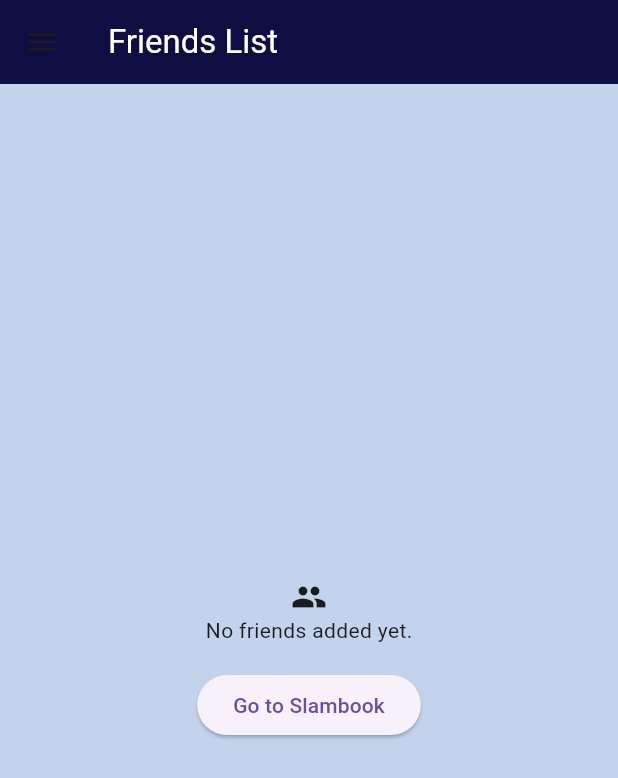
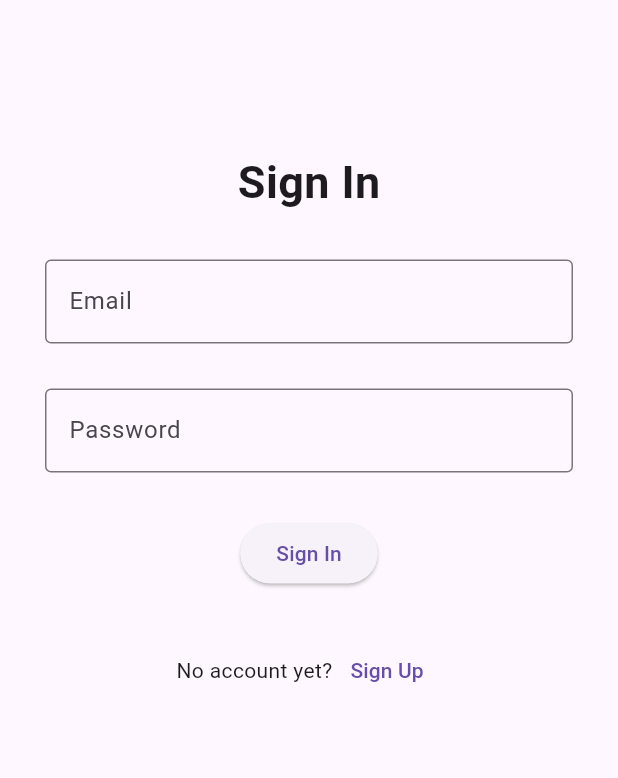
Before and after one commit to sigmund-baybay/cmsc23-final, a Flutter app: the screen it shows after launch, on a phone screen of 412 x 824 dp. Shown: the top 778 px of the screen. Run offline on Flutter 3.47's test engine with Material 3 defaults, Android fonts, the phone set to English and light mode, and no system bars; our stand-ins replace cloud_firestore, firebase_auth, firebase_core; accounts and stored records are empty.

Commit message:
feat: implemented initial user authentication - signin/signup

```diff
--- /dev/null
+++ b/lib/api/firebase_auth_api.dart
@@ -0,0 +1,35 @@
+import 'package:firebase_auth/firebase_auth.dart';
+
+class FirebaseAuthAPI {
+  final FirebaseAuth auth = FirebaseAuth.instance;
+
+  Stream<User?> getUserStream() {
+    return auth.authStateChanges(); // Returns a stream of user changes
+  }
+
+  User? getUser() {
+    return auth.currentUser; // Returns who is logged in
+  }
+
+  Future<String> signIn(String email, String password) async {
+    try {
+      await auth.signInWithEmailAndPassword(email: email, password: password);
+      return "Successfully signed in!";
+    } on FirebaseAuthException catch(e) {
+      return "Failed at error: ${e.code}";
+    }
+  }
+
+  Future<String> signUp(String email, String password) async {
+    try {
+      await auth.createUserWithEmailAndPassword(email: email, password: password);
+      return "Successfully created account!";
+    } on FirebaseAuthException catch(e) {
+      return "Failed at error: ${e.code}";
+    }
+  }
+
+  Future<void> signOut() async {
+    await auth.signOut();
+  }
+}
--- a/lib/main.dart
+++ b/lib/main.dart
@@ -1,10 +1,12 @@
 import 'package:firebase_core/firebase_core.dart';
 import 'package:flutter/material.dart';
+import 'package:flutter_app_exr4/providers/auth_provider.dart';
 import 'package:provider/provider.dart';
 import 'package:flutter_app_exr4/firebase_options.dart';
 import 'screens/FriendsList.dart';
 import 'screens/Slambook.dart';
 import 'providers/slambook_provider.dart';
+import 'screens/home_page.dart';
 
 Future<void> main() async {
   WidgetsFlutterBinding.ensureInitialized();
@@ -16,7 +18,7 @@
     MultiProvider(
       providers: [
         ChangeNotifierProvider(create: ((context) => FriendsListProvider())),
-        // ChangeNotifierProvider(create: ((context) => UserAuthProvider()))
+        ChangeNotifierProvider(create: ((context) => UserAuthProvider()))
       ],
       child: MyApp(),
     ),
@@ -32,7 +34,8 @@
     return MaterialApp(
       initialRoute: "/",
       routes:{
-        '/': (context) =>FriendsList(),
+        '/': (context) => const HomePage(),
+        '/friends': (context) =>FriendsList(),
         '/slambook': (context) => Slambook(),
         },
       theme: ThemeData(
--- /dev/null
+++ b/lib/providers/auth_provider.dart
@@ -0,0 +1,31 @@
+import 'package:firebase_auth/firebase_auth.dart';
+import 'package:flutter/material.dart';
+import '../api/firebase_auth_api.dart';
+
+class UserAuthProvider with ChangeNotifier {
+  late FirebaseAuthAPI authService;
+  late Stream<User?> userStream;
+  User? user;
+
+  UserAuthProvider() {
+    authService = FirebaseAuthAPI();
+    userStream = authService.getUserStream();
+  }
+
+  Future<String> signIn(String email, String password) async {
+    String response = await authService.signIn(email, password);
+    notifyListeners();
+    return response;
+  }
+
+  Future<String> signUp(String email, String password) async {
+    String response = await authService.signUp(email, password);
+    notifyListeners();
+    return response;
+  }
+
+  Future<void> signOut() async {
+    await authService.signOut();
+    notifyListeners();
+  }
+}
--- /dev/null
+++ b/lib/screens/home_page.dart
@@ -0,0 +1,50 @@
+/*
+  Created by: Claizel Coubeili Cepe
+  Date: updated April 26, 2023
+  Description: Sample todo app with Firebase
+*/
+
+import 'package:firebase_auth/firebase_auth.dart';
+import 'package:flutter/material.dart';
+import 'package:flutter_app_exr4/models/friends_model.dart';
+import 'package:flutter_app_exr4/screens/FriendsList.dart';
+import 'package:provider/provider.dart';
+import '../providers/auth_provider.dart';
+import 'signin_page.dart';
+
+class HomePage extends StatefulWidget {
+  const HomePage({super.key});
+
+  @override
+  State<HomePage> createState() => _HomePageState();
+}
+
+class _HomePageState extends State<HomePage> {
+  @override
+  Widget build(BuildContext context) {
+    Stream<User?> userStream = context.watch<UserAuthProvider>().userStream;
+
+    return StreamBuilder(
+        stream: userStream,
+        builder: (context, snapshot) {
+          if (snapshot.hasError) {
+            return Scaffold(
+              body: Center(
+                child: Text("Error encountered! ${snapshot.error}"),
+              ),
+            );
+          } else if (snapshot.connectionState == ConnectionState.waiting) {
+            return const Scaffold(
+              body: Center(
+                child: CircularProgressIndicator(),
+              ),
+            );
+          } else if (!snapshot.hasData) {
+            return const SignInPage();  // Will go to the sign in page if user is not logged in
+          }
+
+          // if user is logged in, display the scaffold containing the streambuilder for the todos
+          return FriendsList();
+        });
+  }
+}
--- /dev/null
+++ b/lib/screens/signin_page.dart
@@ -0,0 +1,135 @@
+import 'package:flutter/material.dart';
+import 'package:provider/provider.dart';
+import '../providers/auth_provider.dart';
+
+import 'signup_page.dart';
+
+class SignInPage extends StatefulWidget {
+  const SignInPage({super.key});
+
+  @override
+  State<SignInPage> createState() => _SignInPageState();
+}
+
+class _SignInPageState extends State<SignInPage> {
+  final _formKey = GlobalKey<FormState>();
+  String? email;
+  String? password;
+  bool showSignInErrorMessage = false;
+
+  @override
+  Widget build(BuildContext context) {
+    return Scaffold(
+      body: SingleChildScrollView(
+        child: Container(
+            margin: const EdgeInsets.symmetric(vertical: 100, horizontal: 30),
+            child: Form(
+              key: _formKey,
+              child: Column(
+                mainAxisAlignment: MainAxisAlignment.center,
+                children: [
+                  heading,
+                  emailField,
+                  passwordField,
+                  showSignInErrorMessage ? signInErrorMessage : Container(),
+                  submitButton,
+                  signUpButton
+                ],
+              ),
+            )),
+      ),
+    );
+  }
+
+  Widget get heading => const Padding(
+        padding: EdgeInsets.only(bottom: 30),
+        child: Text(
+          "Sign In",
+          style: TextStyle(fontSize: 30, fontWeight: FontWeight.bold),
+        ),
+      );
+
+  Widget get emailField => Padding(
+        padding: const EdgeInsets.only(bottom: 30),
+        child: TextFormField(
+          decoration: const InputDecoration(
+              border: OutlineInputBorder(),
+              label: Text("Email"),
+              hintText: "juandelacruz09@gmail.com"),
+          onSaved: (value) => setState(() => email = value),
+          validator: (value) {
+            if (value == null || value.isEmpty) {
+              return "Please enter your email";
+            }
+            return null;
+          },
+        ),
+      );
+
+  Widget get passwordField => Padding(
+        padding: const EdgeInsets.only(bottom: 30),
+        child: TextFormField(
+          decoration: const InputDecoration(
+              border: OutlineInputBorder(),
+              label: Text("Password"),
+              hintText: "******"),
+          obscureText: true,
+          onSaved: (value) => setState(() => password = value),
+          validator: (value) {
+            if (value == null || value.isEmpty) {
+              return "Please enter your password";
+            }
+            return null;
+          },
+        ),
+      );
+
+  Widget get signInErrorMessage => const Padding(
+        padding: EdgeInsets.only(bottom: 30),
+        child: Text(
+          "Invalid email or password",
+          style: TextStyle(color: Colors.red),
+        ),
+      );
+
+  Widget get submitButton => ElevatedButton(
+      onPressed: () async {
+        if (_formKey.currentState!.validate()) {
+          _formKey.currentState!.save();
+          String? message = await context
+              .read<UserAuthProvider>()
+              .authService
+              .signIn(email!, password!);
+
+          print(message);
+          print(showSignInErrorMessage);
+
+          setState(() {
+            if (message != null && message.isNotEmpty) {
+              showSignInErrorMessage = true;
+            } else {
+              showSignInErrorMessage = false;
+            }
+          });
+        }
+      },
+      child: const Text("Sign In"));
+
+  Widget get signUpButton => Padding(
+        padding: const EdgeInsets.all(30),
+        child: Row(
+          mainAxisAlignment: MainAxisAlignment.center,
+          children: [
+            const Text("No account yet?"),
+            TextButton(
+                onPressed: () {
+                  Navigator.push(
+                      context,
+                      MaterialPageRoute(
+                          builder: (context) => const SignUpPage()));
+                },
+                child: const Text("Sign Up"))
+          ],
+        ),
+      );
+}
--- a/pubspec.yaml
+++ b/pubspec.yaml
@@ -37,6 +37,7 @@
   cupertino_icons: ^1.0.6
   cloud_firestore: ^5.1.0
   provider: ^6.1.2
+  firebase_auth: ^5.1.2
 
 dev_dependencies:
   flutter_test:
```
Also changed, not shown: lib/screens/FriendsList.dart (+9 -0 lines), lib/screens/Slambook.dart (+9 -0 lines), lib/screens/signup_page.dart (added, +92 -0 lines), lib/screens/user_details_page.dart (added, +38 -0 lines), pubspec.lock, 4 other files.
